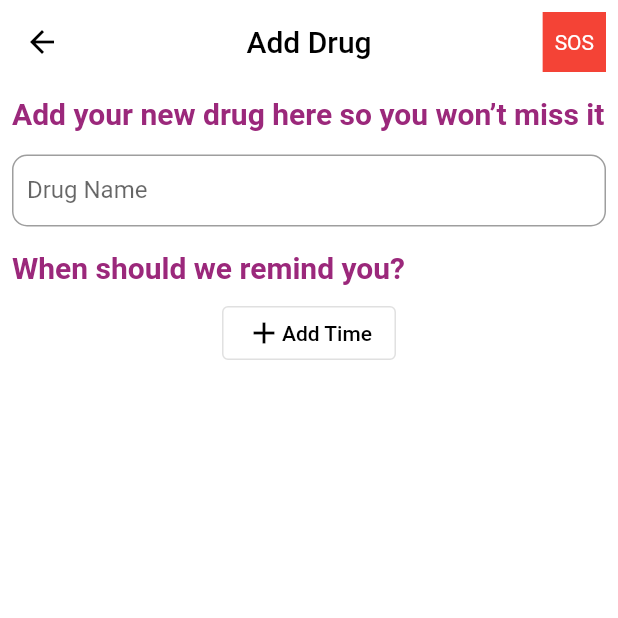
After one commit to taufan-mft/mospix, a Flutter app: the screen it shows after launch, item 2 of the bottom bar chosen, after a tap on the "add" icon, on a phone screen of 412 x 824 dp, the top half of it. The commit adds this screen. Run offline on Flutter 3.47's test engine with Material 2 defaults, Android fonts, the phone set to English and light mode, and no system bars; network calls fail.

Commit message:
feat: add schedules is added

```diff
--- a/lib/main.dart
+++ b/lib/main.dart
@@ -14,15 +14,14 @@ class MyApp extends StatelessWidget {
     return MaterialApp(
       title: 'Flutter Demo',
       theme: ThemeData(
-        // This is the theme of your application.
-        //
-        // Try running your application with "flutter run". You'll see the
-        // application has a blue toolbar. Then, without quitting the app, try
-        // changing the primarySwatch below to Colors.green and then invoke
-        // "hot reload" (press "r" in the console where you ran "flutter run",
-        // or simply save your changes to "hot reload" in a Flutter IDE).
-        // Notice that the counter didn't reset back to zero; the application
-        // is not restarted.
+        appBarTheme: const AppBarTheme(
+          centerTitle: true,
+          elevation: 0,
+          color: Colors.white,
+          iconTheme: IconThemeData(
+            color: Colors.black, //change your color here
+          ),
+        ),
         primarySwatch: Colors.blue,
       ),
       home: const Home(),
--- /dev/null
+++ b/lib/routes/schedules/add/components/dialog_bottom_sheet/index.dart
@@ -0,0 +1,17 @@
+
+
+import 'package:flutter/material.dart';
+
+class DialogBottomSheet extends StatefulWidget {
+  const DialogBottomSheet({Key? key}) : super(key: key);
+
+  @override
+  _DialogBottomSheetState createState() => _DialogBottomSheetState();
+}
+
+class _DialogBottomSheetState extends State<DialogBottomSheet> {
+  @override
+  Widget build(BuildContext context) {
+    return Container();
+  }
+}
--- /dev/null
+++ b/lib/routes/schedules/add/index.dart
@@ -0,0 +1,98 @@
+import 'package:flutter/material.dart';
+
+class AddSchedulesView extends StatefulWidget {
+  const AddSchedulesView({Key? key}) : super(key: key);
+
+  @override
+  _AddSchedulesViewState createState() => _AddSchedulesViewState();
+}
+
+class _AddSchedulesViewState extends State<AddSchedulesView> {
+  final TextEditingController _drugNameController = TextEditingController();
+  final _formKey = GlobalKey<FormState>();
+
+  @override
+  Widget build(BuildContext context) {
+    return Scaffold(
+        backgroundColor: Colors.white,
+        appBar: AppBar(
+          title: const Text(
+            'Add Drug',
+            style: TextStyle(color: Colors.black),
+          ),
+          actions: [
+            Padding(
+              padding: const EdgeInsets.all(8.0),
+              child: Container(
+                color: Colors.red,
+                child: const Center(
+                  child: Padding(
+                    padding: EdgeInsets.all(8.0),
+                    child: Text(
+                      'SOS',
+                      style: TextStyle(color: Colors.white),
+                    ),
+                  ),
+                ),
+              ),
+            )
+          ],
+          elevation: 0,
+          backgroundColor: Colors.white,
+        ),
+        body: Form(
+          key: _formKey,
+          child: Column(
+            crossAxisAlignment: CrossAxisAlignment.start,
+            children: [
+              const Padding(
+                padding: EdgeInsets.all(8.0),
+                child: Text(
+                  'Add your new drug here so you won’t miss it',
+                  style: TextStyle(
+                      color: Color(0xFF9B287B), fontSize: 20, fontWeight: FontWeight.bold),
+                ),
+              ),
+              Padding(
+                  padding: const EdgeInsets.all(8),
+                  child: TextFormField(
+                      onChanged: (text) {
+                      },
+                      controller: _drugNameController,
+                      validator: (val) => val!.length > 4
+                          ? null
+                          : 'Name is too short',
+                      decoration: InputDecoration(
+                          contentPadding: const EdgeInsets.all(10),
+                          labelText: 'Drug Name',
+                          hintText: 'e.g Lansoprazole',
+                          border: OutlineInputBorder(
+                              borderRadius: BorderRadius.circular(10.0),
+                              borderSide: const BorderSide(color: Colors.black54))))),
+              const Padding(
+                padding: EdgeInsets.all(8.0),
+                child: Text(
+                  'When should we remind you?',
+                  style: TextStyle(
+                      color: Color(0xFF9B287B), fontSize: 20, fontWeight: FontWeight.bold),
+                ),
+              ),
+              Align(
+                alignment: Alignment.center,
+                child: OutlinedButton(
+                  child: Row(
+                    mainAxisSize: MainAxisSize.min,
+                    children: const [
+                      Icon(Icons.add, color: Colors.black,),
+                      Text('Add Time', style: TextStyle(color: Colors.black))
+                    ],
+                  ),
+                  onPressed: () {
+                  },
+                ),
+              )
+            ],
+          ),
+        ));
+  }
+}
--- a/lib/routes/schedules/index.dart
+++ b/lib/routes/schedules/index.dart
@@ -1,4 +1,6 @@
+import 'package:flutter/cupertino.dart';
 import 'package:flutter/material.dart';
+import 'package:mospix/routes/schedules/add/index.dart';
 import 'package:mospix/routes/schedules/components/card_item/index.dart';
 
 class SchedulesView extends StatefulWidget {
@@ -15,9 +17,12 @@ class _SchedulesViewState extends State<SchedulesView> {
         backgroundColor: Colors.white,
         floatingActionButton: FloatingActionButton(
           onPressed: () {
-            // Add your onPressed code here!
+            Navigator.push(
+              context,
+              CupertinoPageRoute(builder: (context) => AddSchedulesView()),
+            );
           },
-          child: const Icon(Icons.navigation),
+          child: const Icon(Icons.add),
           backgroundColor: Colors.green,
         ),
         appBar: AppBar(
```
